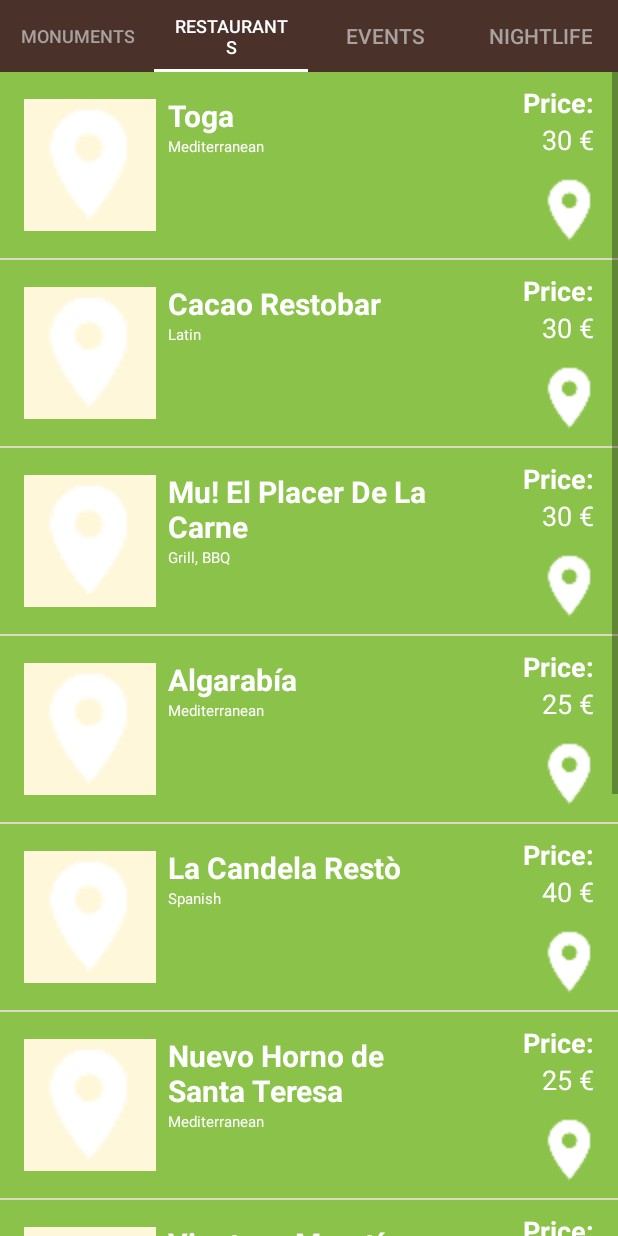
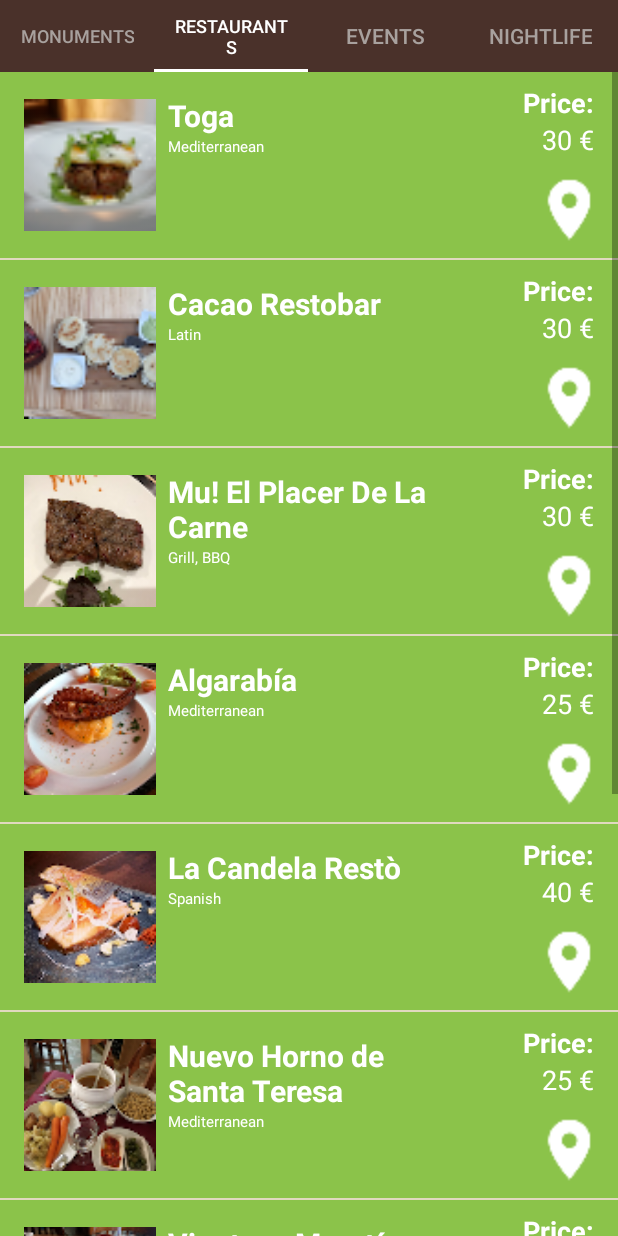
Before and after one commit to VIcuko/Android-TourGuideApp, an Android app: the screen it shows after launch (MainActivity), tab 2 chosen, on a phone screen of 412 x 824 dp. Run offline under Robolectric (Android 15) with nearby library versions, the light colour scheme and no system bars.

Commit message:
Assing images from drawable to restaurants

```diff
--- a/app/src/main/java/com/example/android/tourguideapp/RestaurantsFragment.java
+++ b/app/src/main/java/com/example/android/tourguideapp/RestaurantsFragment.java
@@ -28,16 +28,16 @@ public class RestaurantsFragment extends Fragment {
 
         //Create an ArrayList of sites
         final ArrayList<Site> sites = new ArrayList<Site>();
-        sites.add(new Site("Toga", "Mediterranean", R.drawable.ic_place_white_24dp, R.string.restaurant_toga, 30));
-        sites.add(new Site("Cacao Restobar", "Latin", R.drawable.ic_place_white_24dp, R.string.restaurant_cacao_restobar, 30));
-        sites.add(new Site("Mu! El Placer De La Carne", "Grill, BBQ", R.drawable.ic_place_white_24dp, R.string.restaurant_mu, 30));
-        sites.add(new Site("Algarabía", "Mediterranean", R.drawable.ic_place_white_24dp, R.string.restaurant_algarabia,25));
-        sites.add(new Site("La Candela Restò", "Spanish", R.drawable.ic_place_white_24dp, R.string.restaurant_candela_resto,40));
-        sites.add(new Site("Nuevo Horno de Santa Teresa", "Mediterranean", R.drawable.ic_place_white_24dp, R.string.restaurant_nuevo_horno,25));
-        sites.add(new Site("Vinoteca Moratín", "Mediterranean", R.drawable.ic_place_white_24dp, R.string.restaurant_vinoteca_moratin,30));
-        sites.add(new Site("Kabuki Wellington", "Japanese", R.drawable.ic_place_white_24dp, R.string.restaurant_kabuki_wellington,45));
-        sites.add(new Site("Cervecería La Mayor", "European", R.drawable.ic_place_white_24dp, R.string.restaurant_cerveceria_la_mayor,20));
-        sites.add(new Site("La Mi Venta", "Mediterranean", R.drawable.ic_place_white_24dp, R.string.restaurant_la_mi_venta,20));
+        sites.add(new Site("Toga", "Mediterranean", R.drawable.restaurant_toga, R.string.restaurant_toga, 30));
+        sites.add(new Site("Cacao Restobar", "Latin", R.drawable.restaurant_cacao_restobar, R.string.restaurant_cacao_restobar, 30));
+        sites.add(new Site("Mu! El Placer De La Carne", "Grill, BBQ", R.drawable.restaurant_mu, R.string.restaurant_mu, 30));
+        sites.add(new Site("Algarabía", "Mediterranean", R.drawable.restaurant_algarabia, R.string.restaurant_algarabia,25));
+        sites.add(new Site("La Candela Restò", "Spanish", R.drawable.restaurant_candela, R.string.restaurant_candela_resto,40));
+        sites.add(new Site("Nuevo Horno de Santa Teresa", "Mediterranean", R.drawable.restaurant_nuevo_horno, R.string.restaurant_nuevo_horno,25));
+        sites.add(new Site("Vinoteca Moratín", "Mediterranean", R.drawable.restaurant_vinoteca_moratin, R.string.restaurant_vinoteca_moratin,30));
+        sites.add(new Site("Kabuki Wellington", "Japanese", R.drawable.restaurant_kabuki, R.string.restaurant_kabuki_wellington,45));
+        sites.add(new Site("Cervecería La Mayor", "European", R.drawable.restaurant_cerveceria_lamayor, R.string.restaurant_cerveceria_la_mayor,20));
+        sites.add(new Site("La Mi Venta", "Mediterranean", R.drawable.restaurant_lamiventa, R.string.restaurant_la_mi_venta,20));
 
         SiteAdapter adapter = new SiteAdapter(getActivity(), sites, R.color.category_restaurants);
 
```
